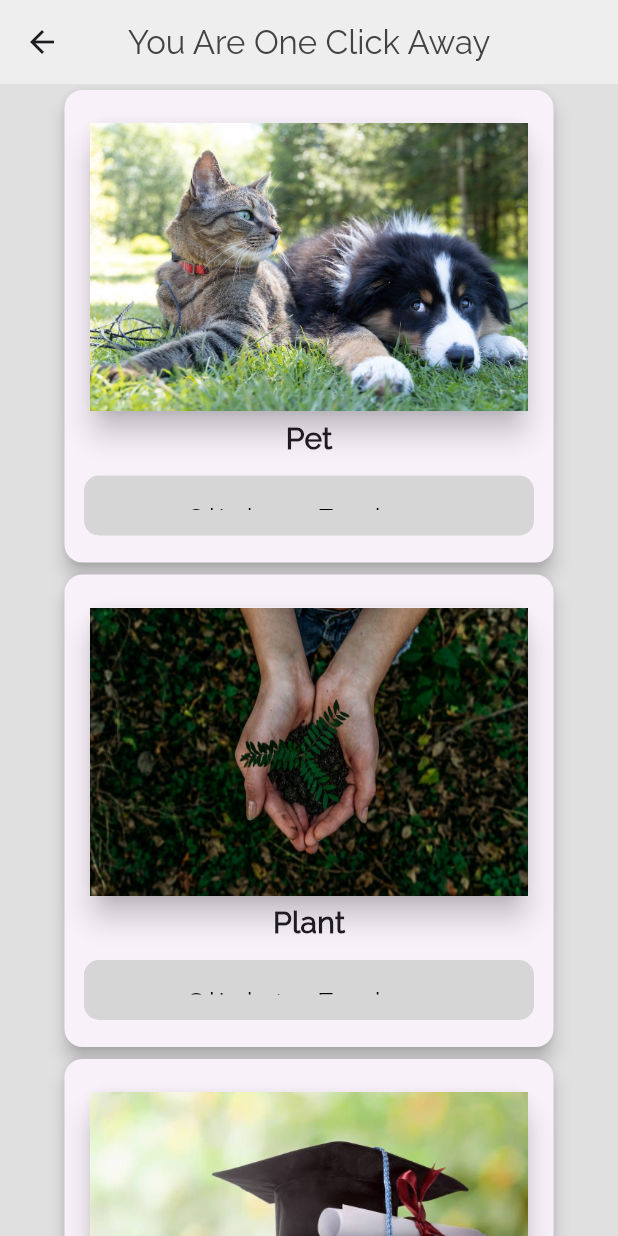
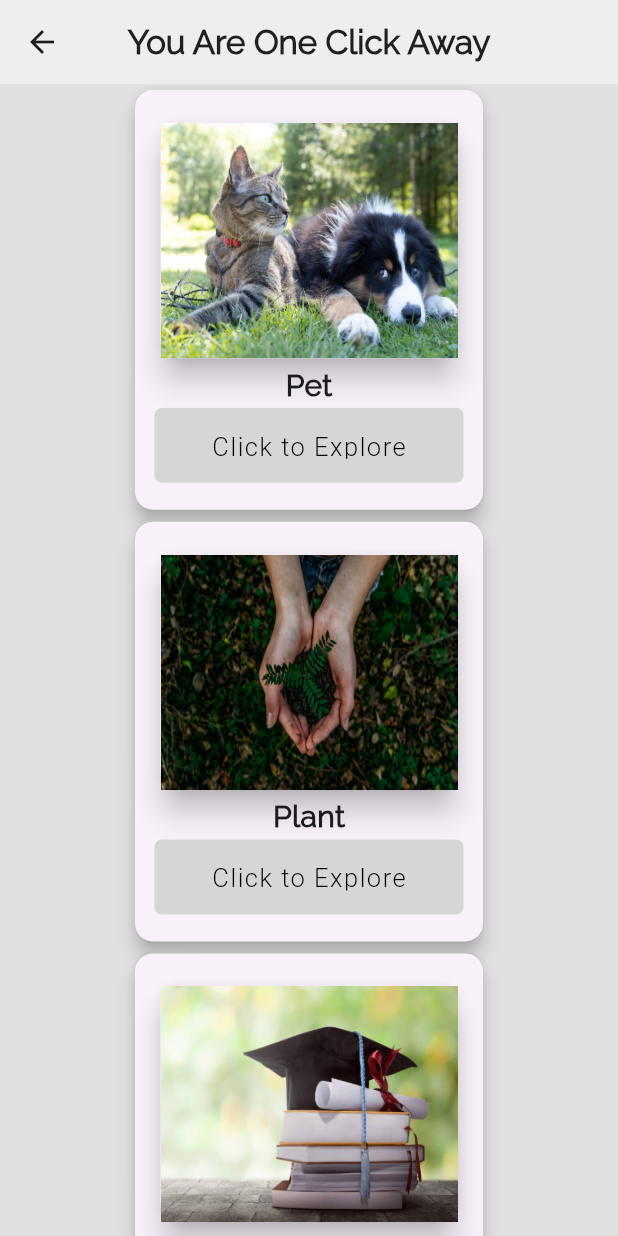
Before and after one commit to Xyz31/One_Nation, a Flutter app: the screen it shows after launch, in the side drawer, after a tap on "Services", on a phone screen of 412 x 824 dp. Run offline on Flutter 3.47's test engine with Material 2 defaults, Android fonts, the phone set to English and light mode, and no system bars; our stand-ins replace cloud_firestore, confetti, firebase_core, fluttertoast, font_awesome_flutter; accounts and stored records are empty.

Commit message:
Added Gesture detector

```diff
--- a/lib/Desktop/bottom_row.dart
+++ b/lib/Desktop/bottom_row.dart
@@ -30,7 +30,7 @@ class BottomRow extends StatelessWidget {
                   height: 20,
                 ),
                 Text(
-                  'Investing in Minds, Transforming Lives: Educating Underprivileged Children.',
+                  'Investing in Future, Transforming Lives: Educating Underprivileged Children.',
                   style: TextStyle(fontSize: 14, fontWeight: FontWeight.w200),
                 )
               ],
--- a/lib/Desktop/footer.dart
+++ b/lib/Desktop/footer.dart
@@ -10,16 +10,26 @@ class Footer extends StatefulWidget {
 class _FooterState extends State<Footer> {
   static const Color gradientStartColor = Color(0xff11998e);
   static const Color gradientEndColor = Color(0xff0575E6);
+  var c1 = Colors.grey[500];
+  var c2 = Colors.grey[600];
+  var c3 = Colors.grey[700];
   @override
   Widget build(BuildContext context) {
     return Container(
-        decoration: const BoxDecoration(
-          borderRadius: BorderRadius.all(Radius.circular(0.0)),
+        decoration: BoxDecoration(
+          borderRadius: const BorderRadius.all(Radius.circular(0.0)),
           gradient: LinearGradient(
-              colors: [gradientStartColor, gradientEndColor],
-              begin: FractionalOffset(0.2, 0.2),
-              end: FractionalOffset(1.0, 1.0),
-              stops: [0.0, 1.0],
+              colors: [
+                // gradientStartColor, gradientEndColor
+                c1!,
+                c3!,
+                c1!,
+              ],
+              begin: Alignment.topLeft,
+              end: AlignmentDirectional.bottomEnd,
+              // begin: const FractionalOffset(0.2, 0.2),
+              // end: const FractionalOffset(1.0, 1.0),
+              // stops: const [0.0, 1.0],
               tileMode: TileMode.clamp),
         ),
         padding: const EdgeInsets.all(10),
--- a/lib/Mobile/bottom_join_us.dart
+++ b/lib/Mobile/bottom_join_us.dart
@@ -9,7 +9,7 @@ class BottomJoinUs extends StatelessWidget {
   Widget build(BuildContext context) {
     final width = MediaQuery.of(context).size.width;
     return Container(
-      color: Colors.white54,
+      color: Colors.white60,
       padding: const EdgeInsets.all(8),
       child: Column(
         //mainAxisAlignment: MainAxisAlignment.spaceBetween,
@@ -33,7 +33,7 @@ class BottomJoinUs extends StatelessWidget {
                 Padding(
                   padding: EdgeInsets.symmetric(horizontal: 30),
                   child: Text(
-                    'Investing in Minds, Transforming Lives: Educating Underprivileged Children.',
+                    'Investing in Future, Transforming Lives: Educating Underprivileged Children.',
                     style: TextStyle(fontSize: 14, fontWeight: FontWeight.w200),
                   ),
                 )
--- a/lib/Sevices/plantpage.dart
+++ b/lib/Sevices/plantpage.dart
@@ -46,12 +46,20 @@ class _PlantPageState extends State<PlantPage> {
                   // back button
                   Align(
                     alignment: Alignment.centerLeft,
-                    child: IconButton(
-                        color: Colors.cyan,
-                        onPressed: () {
-                          Navigator.pop(context);
-                        },
-                        icon: const Icon(Icons.arrow_back)),
+                    child: InkWell(
+                      onTap: () {
+                        Navigator.pop(context);
+                      },
+                      onTapCancel: () {
+                        Navigator.pop(context);
+                      },
+                      child: const Icon(Icons.arrow_back_ios_new),
+
+                      // onPressed: () {
+                      //   Navigator.pop(context);
+                      // },
+                      // icon: const Icon(Icons.arrow_back)),
+                    ),
                   ),
                   // Text at the bottom
                   Container(
--- a/lib/Sevices/service_home.dart
+++ b/lib/Sevices/service_home.dart
@@ -13,6 +13,7 @@ class ServiceHome extends StatefulWidget {
 }
 
 class _ServiceHomeState extends State<ServiceHome> {
+  var buttonColor = Colors.grey[350];
   Set<String> images = {
     'Assets/Images/pet2.jpg',
     'Assets/Images/plant2.jpg',
@@ -21,6 +22,7 @@ class _ServiceHomeState extends State<ServiceHome> {
   };
 
   Set<String> services = {'Pet', 'Plant', 'Scholarship', 'Disability Activism'};
+  final customOnServiceCardColor = {};
 
   void navigateToPetPage() {
     Navigator.push(
@@ -48,6 +50,7 @@ class _ServiceHomeState extends State<ServiceHome> {
   @override
   Widget build(BuildContext context) {
     final width = MediaQuery.of(context).size.width;
+    final height = MediaQuery.of(context).size.height;
 
     return Scaffold(
         backgroundColor: Colors.grey[300],
@@ -57,7 +60,8 @@ class _ServiceHomeState extends State<ServiceHome> {
           centerTitle: true,
           title: Text(
             'You Are One Click Away',
-            style: TextStyle(color: Colors.grey[800]),
+            style:
+                TextStyle(fontWeight: FontWeight.bold, color: Colors.black87),
           ),
         ),
         body: SizedBox(
@@ -76,8 +80,8 @@ class _ServiceHomeState extends State<ServiceHome> {
                           ? Column(
                               children: [
                                 SizedBox(
-                                  width: 300,
-                                  height: 200,
+                                  width: width / 2,
+                                  height: height / 5,
                                   child: Card(
                                     elevation: 8,
                                     child: Image.asset(
@@ -93,15 +97,20 @@ class _ServiceHomeState extends State<ServiceHome> {
                                     fontWeight: FontWeight.bold,
                                   ),
                                 ),
-                                Container(
-                                  height: 40,
-                                  width: 300,
-                                  padding: const EdgeInsets.all(1),
-                                  margin: const EdgeInsets.only(top: 10),
+                                MouseRegion(
+                                  onExit: (event) => setState(() {
+                                    buttonColor = Colors.grey[350];
+                                  }),
+                                  onEnter: (event) => setState(() {
+                                    buttonColor = Colors.grey[250];
+                                  }),
+                                  child: Container(
+                                    height: 50,
+                                    width: width / 2,
                                     decoration: BoxDecoration(
-                                    color: Colors.grey[350],
+                                      color: buttonColor,
                                       borderRadius: BorderRadius.circular(
-                                        10), // Adjust the radius as needed
+                                          5), // Adjust the radius as needed
                                     ),
                                     child: CupertinoButton(
                                         onPressed: () {
@@ -124,10 +133,11 @@ class _ServiceHomeState extends State<ServiceHome> {
                                           'Click to Explore',
                                           style: TextStyle(
                                               color: Colors.black,
-                                            fontSize: 20,
+                                              fontSize: 17,
                                               fontWeight: FontWeight.w300,
-                                            letterSpacing: 2),
+                                              letterSpacing: 1),
                                         )),
+                                  ),
                                 )
                               ],
                             )
--- a/lib/Widgets/featured_tiles.dart
+++ b/lib/Widgets/featured_tiles.dart
@@ -91,7 +91,7 @@ class _FeaturedTileState extends State<FeaturedTile> {
                         ),
                       ),
                       Text(
-                        'Below Poverty Line is enchmark used by the government of India economic disadvantage.',
+                        'Let\'s Join hands to support everyone access to resources which make humanity proud on us..',
                         style: TextStyle(
                           fontSize: 15,
                           color: Colors.white,
--- a/lib/Widgets/voluteer_join.dart
+++ b/lib/Widgets/voluteer_join.dart
@@ -61,7 +61,7 @@ class _VolunteerJoinState extends State<VolunteerJoin> {
     if (kIsWeb) {
       try {
         FirebaseFirestore instance = FirebaseFirestore.instance;
-        await instance.collection('Volunteers').doc(name).set(datacollected);
+        await instance.collection('Volunteers').doc('kkk').set(datacollected);
         showConfettiDialog(context, 'Congratulations \nYou Are Now a Member');
 
         debugPrint('Successufully added');
@@ -198,7 +198,9 @@ class _VolunteerJoinState extends State<VolunteerJoin> {
           SizedBox(
             width: 500,
             height: 70,
-            child: TextField(
+            child: TextFormField(
+              // validator: ,
+              cursorColor: Colors.black54,
               controller: _emailcontroller,
               decoration: const InputDecoration(
                   labelText: 'Email : xyz@gmail.com',
--- a/lib/main.dart
+++ b/lib/main.dart
@@ -16,8 +16,8 @@ void main() {
         projectId: "futter-web1",
         storageBucket: "futter-web1.appspot.com",
         messagingSenderId: "362107198579",
-        appId: "1:362107198579:web:396647095eeb29fe971e06",
-        measurementId: "G-RF675MY553"),
+        appId: "1:362107198579:web:ff406ae3dd1fd37d971e06",
+        measurementId: "G-2CJQX9X3CJ"),
   );
   runApp(const MyApp());
 }
@@ -49,8 +49,9 @@ class HomePage extends StatefulWidget {
 }
 
 class _HomePageState extends State<HomePage> {
-  static const Color gradientStartColor = Color(0xff11998e);
-  static const Color gradientEndColor = Color.fromARGB(255, 29, 140, 250);
+  static var gradientStartColor = Colors.grey[300];
+
+  static var gradientEndColor = Colors.grey[500];
   @override
   Widget build(BuildContext context) {
     var screenSize = MediaQuery.of(context).size;
@@ -61,7 +62,7 @@ class _HomePageState extends State<HomePage> {
       drawer: Drawer(
         child: Container(
             padding: const EdgeInsets.all(8),
-            decoration: const BoxDecoration(
+            decoration: BoxDecoration(
               gradient: LinearGradient(
                   end: Alignment.centerRight,
                   begin: Alignment.topLeft,
@@ -69,7 +70,8 @@ class _HomePageState extends State<HomePage> {
                     // Colors.cyan,
                     // Color.fromARGB(255, 24, 226, 226),
                     // Colors.cyan
-                    gradientStartColor, gradientEndColor,
+                    gradientStartColor!,
+                    gradientEndColor!,
                   ]),
             ),
             child: const AppBarMobile()),
@@ -87,16 +89,18 @@ class _HomePageState extends State<HomePage> {
                     elevation: 0,
                     centerTitle: true,
                     flexibleSpace: Container(
-                      decoration: const BoxDecoration(
-                        borderRadius: BorderRadius.only(
+                      decoration: BoxDecoration(
+                        borderRadius: const BorderRadius.only(
                             topLeft: Radius.circular(20),
                             topRight: Radius.circular(20),
                             bottomLeft: Radius.circular(20),
                             bottomRight: Radius.circular(20)),
                         gradient: LinearGradient(colors: [
-                          Color.fromARGB(255, 15, 192, 215),
-                          Colors.cyan,
-                          Color.fromARGB(255, 15, 192, 215),
+                          // Color.fromARGB(255, 15, 192, 215),
+                          // Colors.cyan,
+                          // Color.fromARGB(255, 15, 192, 215),
+                          Colors.grey[350]!,
+                          Colors.grey[400]!,
                         ]),
                       ),
                     ),
```
Also changed, not shown: 2 other files. Lines whose indentation alone changed are shown as unchanged.
